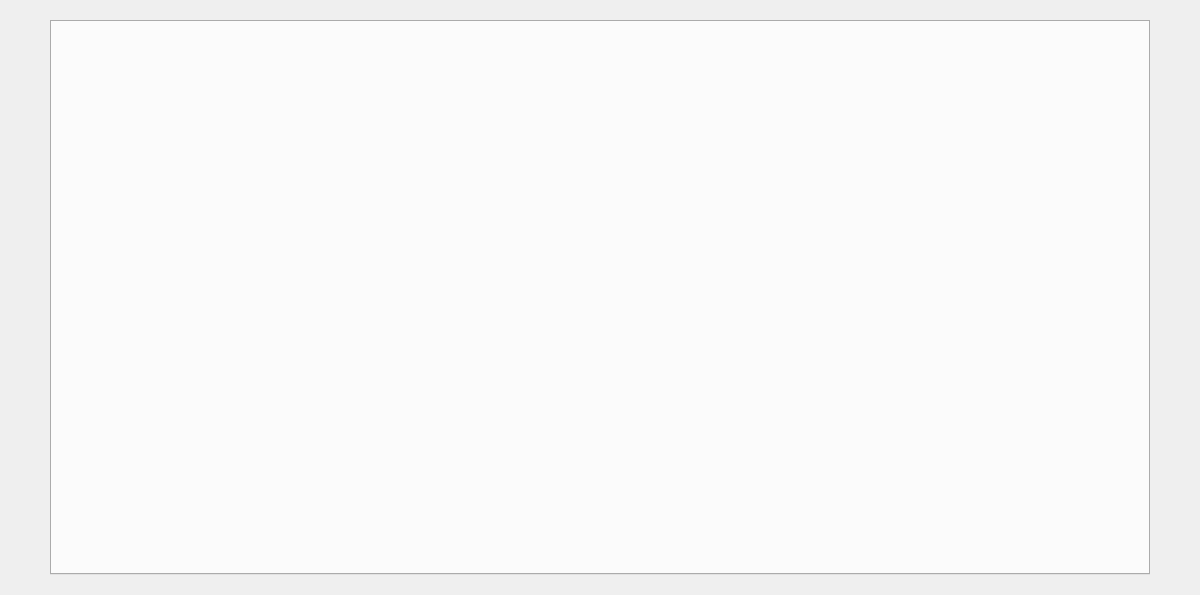
Old version of the form resources/ui/MainWindow.ui in the repository BluesJiang/PlateRecognition.
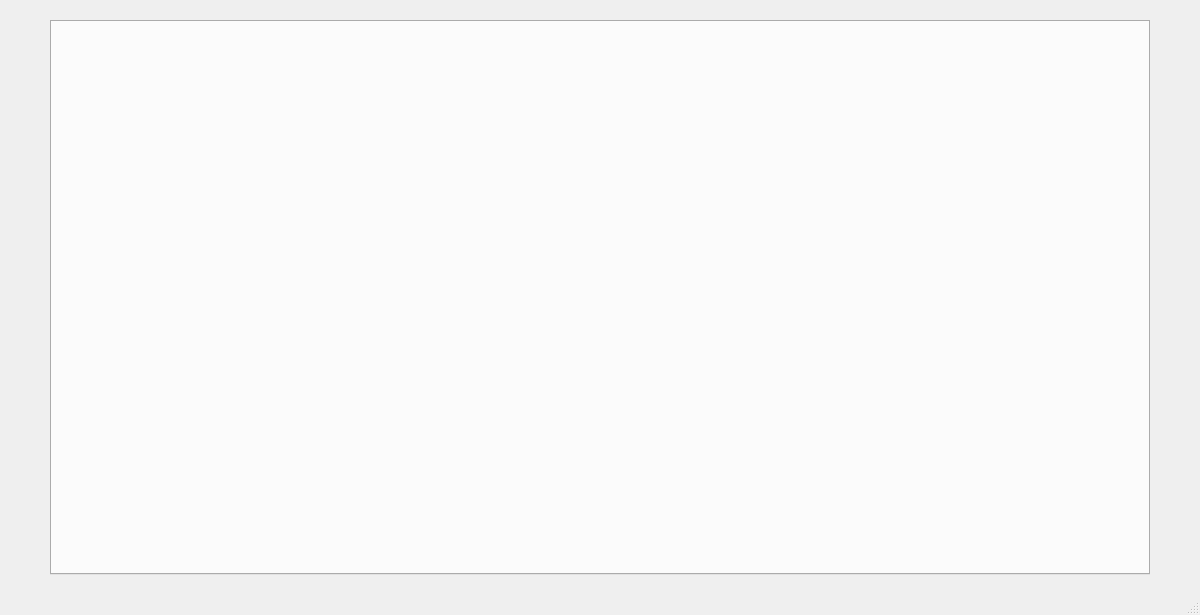
New version of the form.

What changed in the file:
```diff
--- a/resources/ui/MainWindow.ui
+++ b/resources/ui/MainWindow.ui
@@ -7,7 +7,7 @@
     <x>0</x>
     <y>0</y>
     <width>1200</width>
-    <height>595</height>
+    <height>615</height>
    </rect>
   </property>
   <property name="windowTitle">
@@ -34,6 +34,7 @@
     </property>
    </widget>
   </widget>
+  <widget class="QStatusBar" name="statusBar"/>
   <action name="actionExit">
    <property name="text">
     <string>Exit</string>
```
